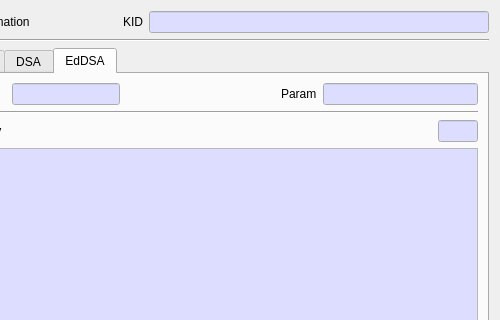
Qt form CryptokiMan/pri_key_info_dlg.ui (jykim74/CryptokiMan) before a commit; both pictures show x 106 to 606 and y 0 to 320 of the 606 by 643 pixel window.
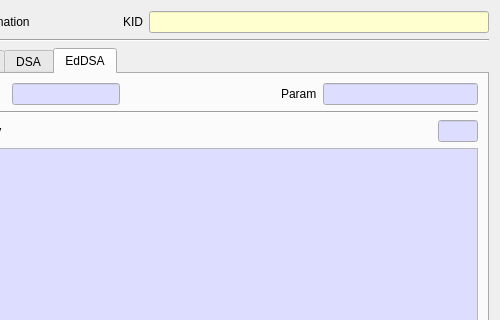
The same form after that commit.

Commit message: 메세지 및 UI 개선

The edit to the form file:
```diff
--- a/CryptokiMan/pri_key_info_dlg.ui
+++ b/CryptokiMan/pri_key_info_dlg.ui
@@ -60,9 +60,9 @@
           <colorrole role="Base">
            <brush brushstyle="SolidPattern">
             <color alpha="255">
-             <red>221</red>
-             <green>221</green>
-             <blue>255</blue>
+             <red>255</red>
+             <green>255</green>
+             <blue>207</blue>
             </color>
            </brush>
           </colorrole>
@@ -71,9 +71,9 @@
           <colorrole role="Base">
            <brush brushstyle="SolidPattern">
             <color alpha="255">
-             <red>221</red>
-             <green>221</green>
-             <blue>255</blue>
+             <red>255</red>
+             <green>255</green>
+             <blue>207</blue>
             </color>
            </brush>
           </colorrole>
```
The commit also changes 4 other files.
